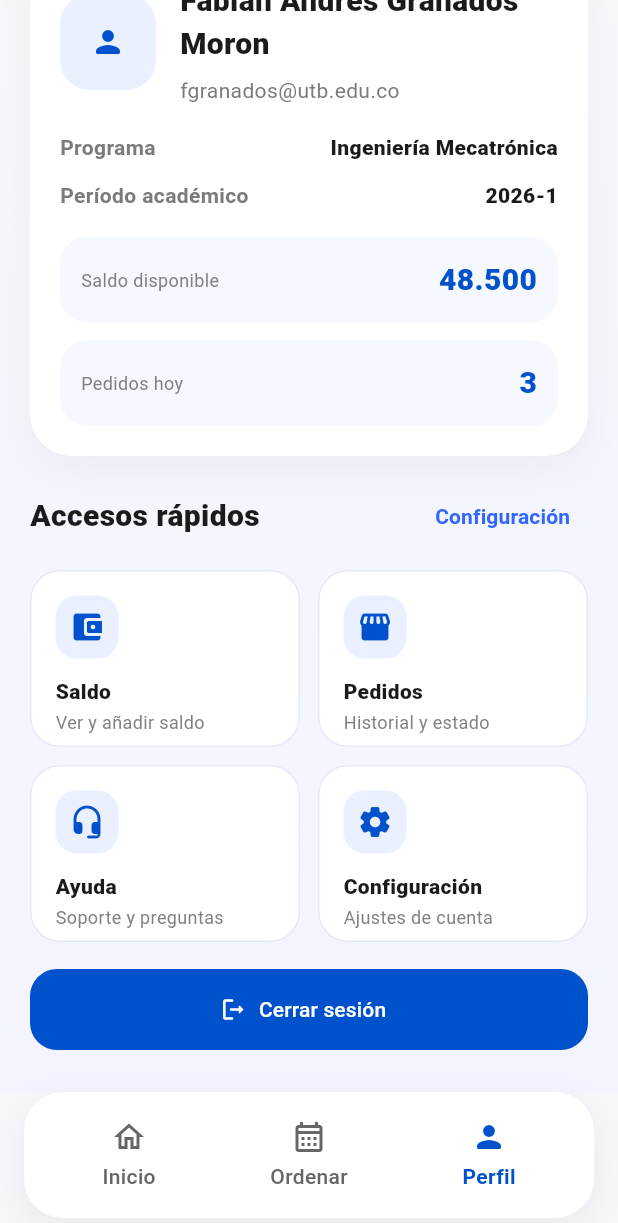
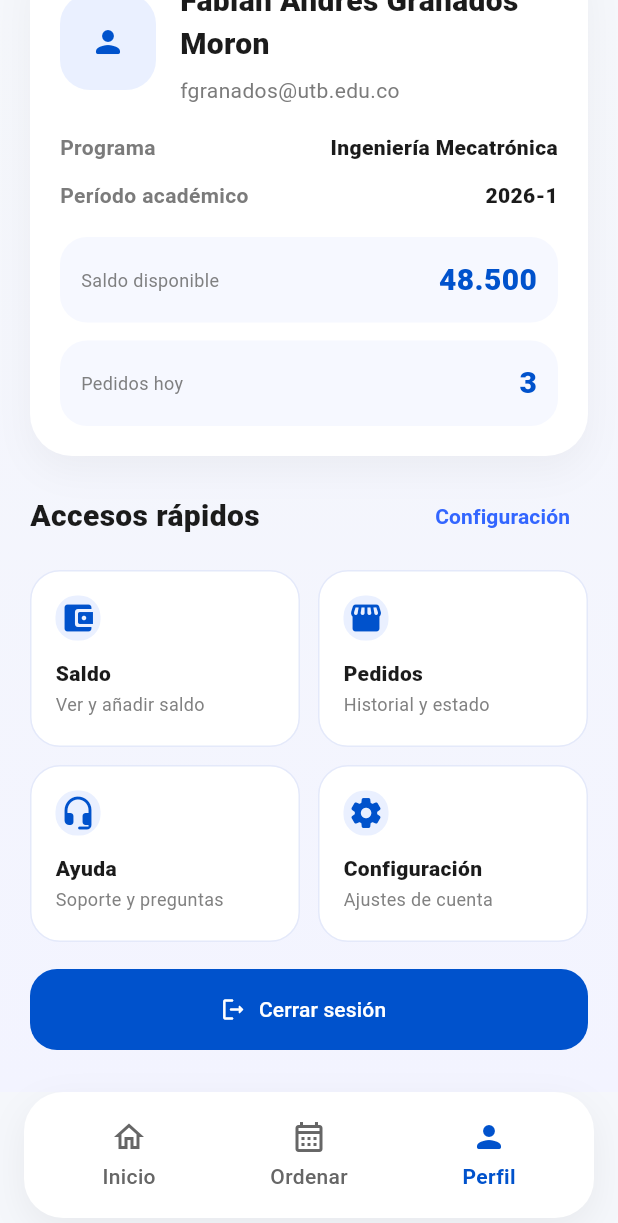
Before and after one commit to ISCOUTB/AS_PlacitaSpeed, a Flutter app: the StudentHomePage screen opened directly, item 3 of the bottom bar chosen, scrolled down 186 dp, on a phone screen of 412 x 824 dp. Shown: the top 1223 px of the screen. Run offline on Flutter 3.47's test engine with Material 3 defaults, Android fonts, the phone set to English and light mode, and no system bars; our stand-ins replace equatable.

Commit message:
Overflowing error fix

```diff
--- a/placita_speed_frontend/lib/presentation/home/pages/student_home_page.dart
+++ b/placita_speed_frontend/lib/presentation/home/pages/student_home_page.dart
@@ -969,8 +969,8 @@ class _QuickActionCard extends StatelessWidget {
         crossAxisAlignment: CrossAxisAlignment.start,
         children: [
           Container(
-            width: 42,
-            height: 42,
+            width: 30,
+            height: 30,
             decoration: BoxDecoration(
               color: const Color(0xFFEAF0FF),
               borderRadius: BorderRadius.circular(14),
```
